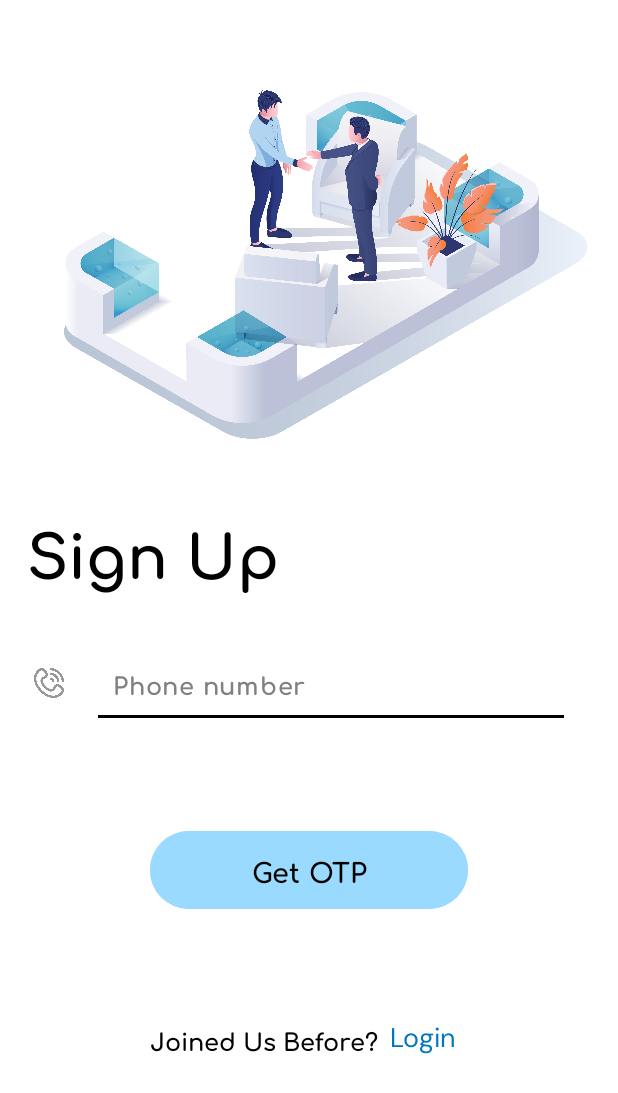
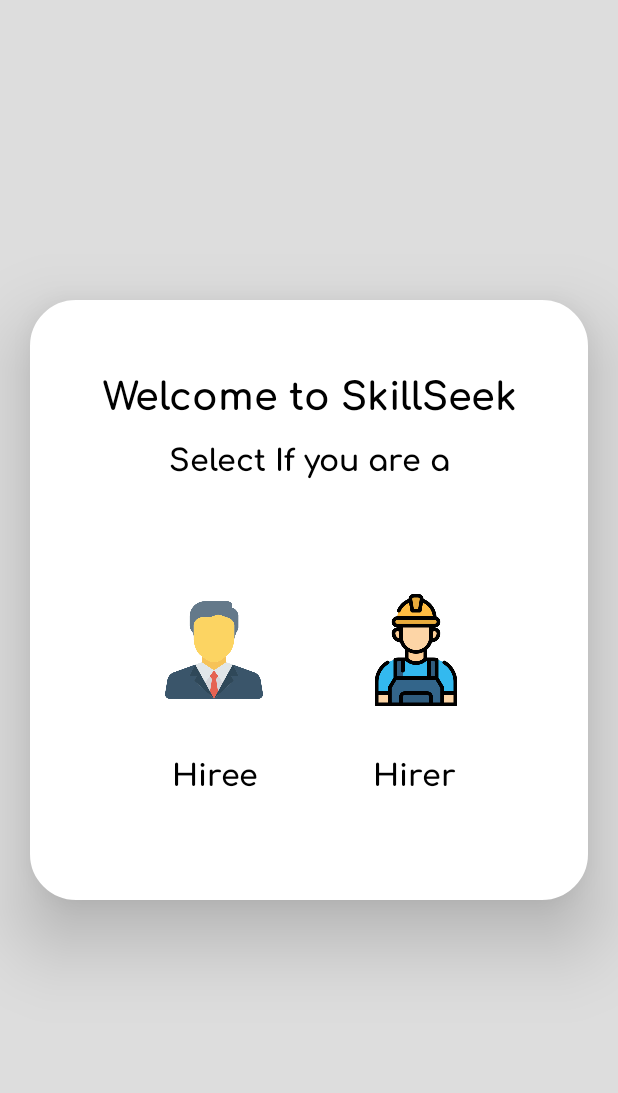
Before and after one commit to Suru-web/SkillSeek, an Android app: the screen it shows after launch (MainActivity before the commit, CategorySelect after it), on a phone screen of 412 x 824 dp. Shown: the top 1093 px of the screen. Run offline under Robolectric (Android 15) with nearby library versions, the phone set to English and light mode, and no system bars; Roboto replaces fonts that are not available here.

Commit message:
* Added otp verification * Added category select screen

```diff
--- a/app/src/main/java/com/helping/skillseek/CategorySelect.java
+++ b/app/src/main/java/com/helping/skillseek/CategorySelect.java
@@ -2,13 +2,19 @@
 
 import androidx.appcompat.app.AppCompatActivity;
 
+import android.content.Context;
+import android.os.Vibrator;
 import android.os.Bundle;
 import android.view.View;
 import android.view.Window;
 import android.view.WindowManager;
+import android.widget.ImageButton;
+import android.widget.Toast;
 
-public class CategorySelect extends AppCompatActivity {
+public class CategorySelect extends AppCompatActivity implements View.OnClickListener {
 
+    ImageButton hirerBtn, workerBtn;
+    Vibrator vibrator;
     @Override
     protected void onCreate(Bundle savedInstanceState) {
         super.onCreate(savedInstanceState);
@@ -17,12 +23,30 @@
         Window window = this.getWindow();
         window.addFlags(WindowManager.LayoutParams.FLAG_DRAWS_SYSTEM_BAR_BACKGROUNDS);
         window.clearFlags(WindowManager.LayoutParams.FLAG_TRANSLUCENT_STATUS);
-        window.setStatusBarColor(this.getResources().getColor(R.color.white));
-        window.setNavigationBarColor(this.getResources().getColor(R.color.white));
+        window.setStatusBarColor(this.getResources().getColor(R.color.whiteDDDDD));
+        window.setNavigationBarColor(this.getResources().getColor(R.color.whiteDDDDD));
 
         //This part of the code displays the statusbar icon color to black
         int flags = window.getDecorView().getSystemUiVisibility();
         flags |= View.SYSTEM_UI_FLAG_LIGHT_STATUS_BAR;
         window.getDecorView().setSystemUiVisibility(flags);
+
+        hirerBtn = findViewById(R.id.imageButtonManager);
+        workerBtn = findViewById(R.id.imageButtonWorker);
+        hirerBtn.setOnClickListener(this);
+        workerBtn.setOnClickListener(this);
+        vibrator = (Vibrator) getSystemService(Context.VIBRATOR_SERVICE);
+    }
+
+    @Override
+    public void onClick(View view) {
+        if (view.getId() == R.id.imageButtonManager){
+            Toast.makeText(this, "You are a manager", Toast.LENGTH_SHORT).show();
+            vibrator.vibrate(5);
+
+        } else if (view.getId() == R.id.imageButtonWorker) {
+            Toast.makeText(this, "You are a worker", Toast.LENGTH_SHORT).show();
+            vibrator.vibrate(5);
+        }
     }
 }
--- /dev/null
+++ b/app/src/main/res/drawable/round_background_category.xml
@@ -0,0 +1,19 @@
+<?xml version="1.0" encoding="utf-8"?>
+<shape xmlns:android="http://schemas.android.com/apk/res/android">
+    <solid android:color="@color/white" />
+    <stroke
+        android:width="1dp"
+        android:color="@color/white" />
+
+    <padding
+        android:bottom="1dp"
+        android:left="1dp"
+        android:right="1dp"
+        android:top="1dp" />
+
+    <corners
+        android:bottomLeftRadius="30dp"
+        android:bottomRightRadius="30dp"
+        android:topLeftRadius="30dp"
+        android:topRightRadius="30dp" />
+</shape>
--- a/app/src/main/res/layout/activity_category_select.xml
+++ b/app/src/main/res/layout/activity_category_select.xml
@@ -4,17 +4,37 @@
     xmlns:tools="http://schemas.android.com/tools"
     android:layout_width="match_parent"
     android:layout_height="match_parent"
-    android:background="@color/white">
+    android:background="#DDDDDD">
+
+
+    <RelativeLayout
+        android:layout_height="400dp"
+        android:layout_marginTop="200dp"
+        app:layout_constraintEnd_toEndOf="parent"
+        app:layout_constraintHorizontal_bias="0.0"
+        app:layout_constraintStart_toStartOf="parent"
+        android:elevation="30dp"
+        android:layout_marginStart="20dp"
+        android:layout_marginEnd="20dp"
+        android:background="@drawable/round_background_category"
+        android:stateListAnimator="@null"
+        app:layout_constraintTop_toTopOf="parent" android:layout_width="match_parent">
 
         <TextView
             android:id="@+id/textView4"
             android:layout_width="wrap_content"
             android:layout_height="wrap_content"
+            android:layout_alignParentStart="true"
+            android:layout_alignParentTop="true"
+            android:layout_alignParentEnd="true"
+            android:layout_marginTop="40dp"
+            android:layout_marginStart="20dp"
+            android:layout_marginEnd="20dp"
             android:fontFamily="@font/comfortaa_bold"
-        android:layout_marginTop="250dp"
             android:text="Welcome to SkillSeek"
-        android:textSize="30dp"
+            android:textAlignment="center"
             android:textColor="@color/black"
+            android:textSize="25dp"
             app:flow_horizontalAlign="center"
             app:layout_constraintEnd_toEndOf="parent"
             app:layout_constraintStart_toStartOf="parent"
@@ -24,9 +44,13 @@
             android:id="@+id/textView5"
             android:layout_width="wrap_content"
             android:layout_height="wrap_content"
-        android:layout_marginTop="28dp"
+            android:layout_alignParentStart="true"
+            android:layout_alignParentTop="true"
+            android:layout_alignParentEnd="true"
+            android:layout_marginTop="87dp"
             android:fontFamily="@font/comfortaa_bold"
             android:text="Select If you are a"
+            android:textAlignment="center"
             android:textColor="@color/black"
             android:textSize="20dp"
             app:flow_horizontalAlign="center"
@@ -38,8 +62,11 @@
             android:id="@+id/imageButtonManager"
             android:layout_width="100dp"
             android:layout_height="100dp"
+            android:layout_alignParentStart="true"
+            android:layout_alignParentBottom="true"
             android:layout_marginStart="72dp"
             android:layout_marginTop="80dp"
+            android:layout_marginBottom="116dp"
             android:backgroundTint="@color/white"
             android:contentDescription="Hirer Icon"
             android:padding="17dp"
@@ -52,8 +79,11 @@
             android:id="@+id/imageButtonWorker"
             android:layout_width="100dp"
             android:layout_height="100dp"
+            android:layout_alignParentEnd="true"
+            android:layout_alignParentBottom="true"
             android:layout_marginTop="80dp"
-        android:layout_marginEnd="72dp"
+            android:layout_marginEnd="64dp"
+            android:layout_marginBottom="116dp"
             android:backgroundTint="@color/white"
             android:contentDescription="Worker Icon"
             android:scaleType="centerCrop"
@@ -65,12 +95,15 @@
             android:id="@+id/textView6"
             android:layout_width="wrap_content"
             android:layout_height="wrap_content"
+            android:layout_alignParentTop="true"
+            android:layout_alignParentEnd="true"
+            android:layout_marginStart="100dp"
+            android:layout_marginTop="297dp"
+            android:layout_marginEnd="87dp"
             android:fontFamily="@font/comfortaa_bold"
             android:text="Hirer"
             android:textColor="@color/black"
             android:textSize="20dp"
-        android:layout_marginTop="30dp"
-        android:layout_marginStart="100dp"
             app:layout_constraintStart_toStartOf="parent"
             app:layout_constraintTop_toBottomOf="@+id/imageButtonManager" />
 
@@ -78,12 +111,17 @@
             android:id="@+id/textView7"
             android:layout_width="wrap_content"
             android:layout_height="wrap_content"
-        android:layout_marginTop="30dp"
+            android:layout_alignParentStart="true"
+            android:layout_alignParentTop="true"
+            android:layout_marginStart="94dp"
+            android:layout_marginTop="297dp"
             android:layout_marginEnd="100dp"
             android:fontFamily="@font/comfortaa_bold"
-        android:textSize="20dp"
             android:text="Hiree"
             android:textColor="@color/black"
+            android:textSize="20dp"
             app:layout_constraintEnd_toEndOf="parent"
             app:layout_constraintTop_toBottomOf="@+id/imageButtonWorker" />
+
+    </RelativeLayout>
 </androidx.constraintlayout.widget.ConstraintLayout>
--- a/app/src/main/res/values/colors.xml
+++ b/app/src/main/res/values/colors.xml
@@ -5,5 +5,5 @@
     <color name="lightBlue">#9AC5F4</color>
     <color name="blue">#0000FF</color>
     <color name="grey">#808080</color>
-    <color name="whitePink">#F8F6F4</color>
+    <color name="whiteDDDDD">#DDDDDD</color>
 </resources>
```
Also changed, not shown: app/src/main/AndroidManifest.xml (+7 -6 lines), app/src/main/res/drawable/button_corner_radius.xml (+4 -4 lines), app/src/main/res/drawable/worker.png (added), 2 other files. Lines whose indentation alone changed are shown as unchanged.
